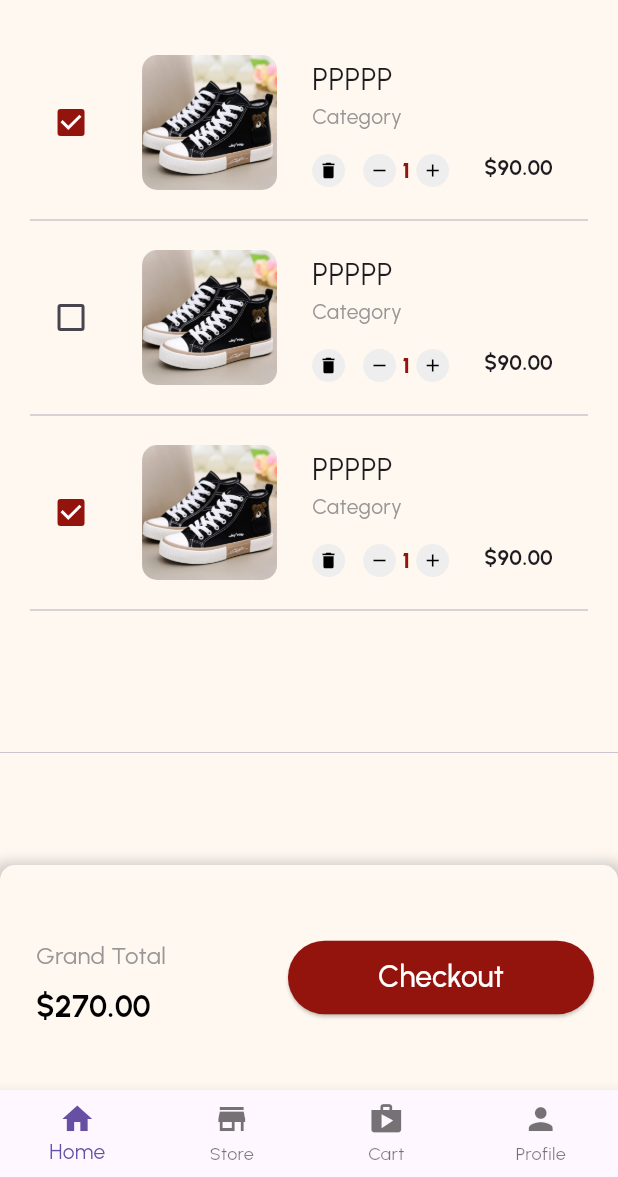
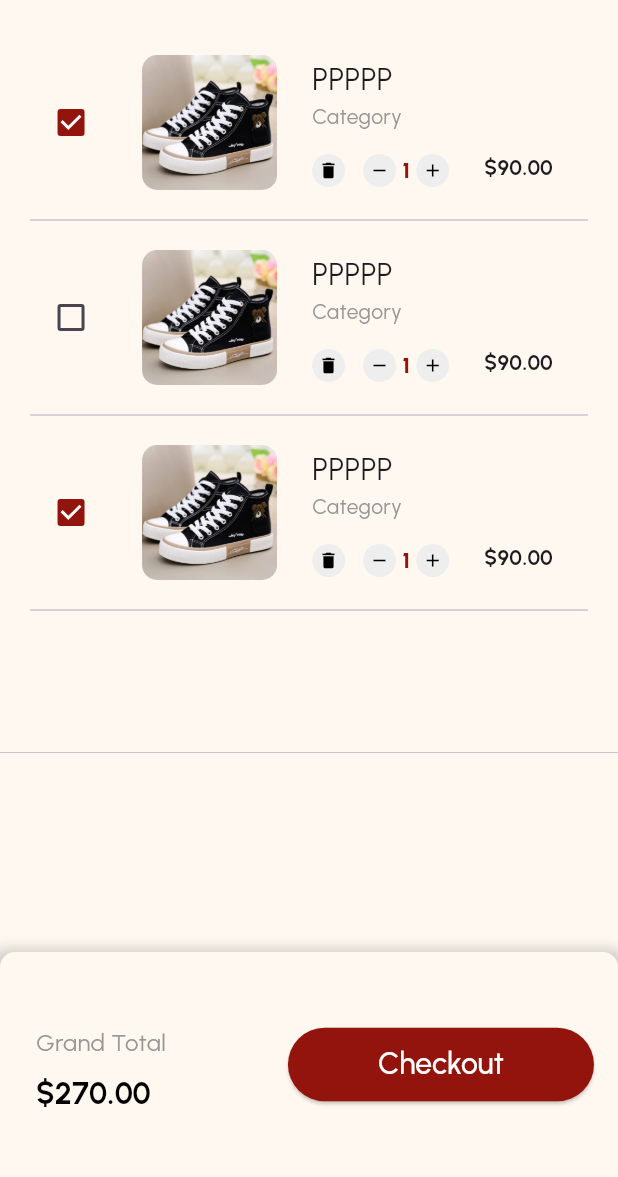
Before and after one commit to Kelompok-2-Mobile-Programming-TI-B-23/Marketplace, a Flutter app: the CartScreen screen opened directly, on a phone screen of 412 x 824 dp, the part 59-1236 px from its top. Run offline on Flutter 3.47's test engine with Material 3 defaults, Android fonts, the phone set to English and light mode, and no system bars; our stand-ins replace flutter_svg, google_fonts.

Commit message:
[FIX] Memperbaiki tampilan

```diff
--- a/lib/cart_empty_screen.dart
+++ b/lib/cart_empty_screen.dart
@@ -43,14 +43,7 @@ class CartEmptyScreen extends StatelessWidget {
           ),
         ],
       ),
-      bottomNavigationBar: BottomNavigationBar(
-          type: BottomNavigationBarType.fixed,
-          items: const [
-            BottomNavigationBarItem(label: 'Home', icon: Icon(Icons.home)),
-            BottomNavigationBarItem(label: 'Store', icon: Icon(Icons.store)),
-            BottomNavigationBarItem(label: 'Cart', icon: Icon(Icons.shop)),
-            BottomNavigationBarItem(label: 'Profile', icon: Icon(Icons.person)),
-          ]),
+
     );
   }
 }
--- a/lib/cart_screen.dart
+++ b/lib/cart_screen.dart
@@ -180,7 +180,7 @@ class _CartScreenState extends State<CartScreen> {
                             ],
                           ),
                           Container(
-                            padding: EdgeInsets.fromLTRB(0, 60, 20, 0),
+                            padding: const EdgeInsets.fromLTRB(0, 60, 20, 0),
                             child: Text(
                               prices[index],
                               style: const TextStyle(
@@ -189,9 +189,9 @@ class _CartScreenState extends State<CartScreen> {
                           ),
                         ],
                       ),
-                      Padding(
+                      const Padding(
                         padding: EdgeInsets.symmetric(horizontal: 20),
-                        child: const Divider(
+                        child: Divider(
                           height: 40,
                           thickness: 1,
                         ),
@@ -272,15 +272,7 @@ class _CartScreenState extends State<CartScreen> {
           ],
         ),
       ),
-      bottomNavigationBar: BottomNavigationBar(
-        type: BottomNavigationBarType.fixed,
-        items: const [
-          BottomNavigationBarItem(label: 'Home', icon: Icon(Icons.home)),
-          BottomNavigationBarItem(label: 'Store', icon: Icon(Icons.store)),
-          BottomNavigationBarItem(label: 'Cart', icon: Icon(Icons.shop)),
-          BottomNavigationBarItem(label: 'Profile', icon: Icon(Icons.person)),
-        ],
-      ),
+
     );
   }
 }
--- a/lib/e_wallet_screen.dart
+++ b/lib/e_wallet_screen.dart
@@ -129,14 +129,6 @@ class EWalletScreen extends StatelessWidget {
           ),
         ])
       ]),
-      bottomNavigationBar: BottomNavigationBar(
-          type: BottomNavigationBarType.fixed,
-          items: const [
-            BottomNavigationBarItem(label: 'Home', icon: Icon(Icons.home)),
-            BottomNavigationBarItem(label: 'Store', icon: Icon(Icons.store)),
-            BottomNavigationBarItem(label: 'Cart', icon: Icon(Icons.shop)),
-            BottomNavigationBarItem(label: 'Profile', icon: Icon(Icons.person)),
-          ]),
     );
   }
 }
--- a/lib/main.dart
+++ b/lib/main.dart
@@ -1,5 +1,6 @@
 import 'package:flutter/material.dart';
 import 'package:google_fonts/google_fonts.dart';
+import 'package:marketplace/e_wallet_screen.dart';
 import 'cart_empty_screen.dart';
 import 'payment_screen.dart';
 import 'cart_screen.dart';
@@ -18,7 +19,7 @@ class MyApp extends StatelessWidget {
     return MaterialApp(
       debugShowCheckedModeBanner: false,
       theme: ThemeData(textTheme: GoogleFonts.urbanistTextTheme()),
-      home: const CartScreen(),
+      home: const CheckoutScreen(),
     );
   }
 }
```
Also changed, not shown: lib/checkout_screen.dart (+26 -18 lines).
